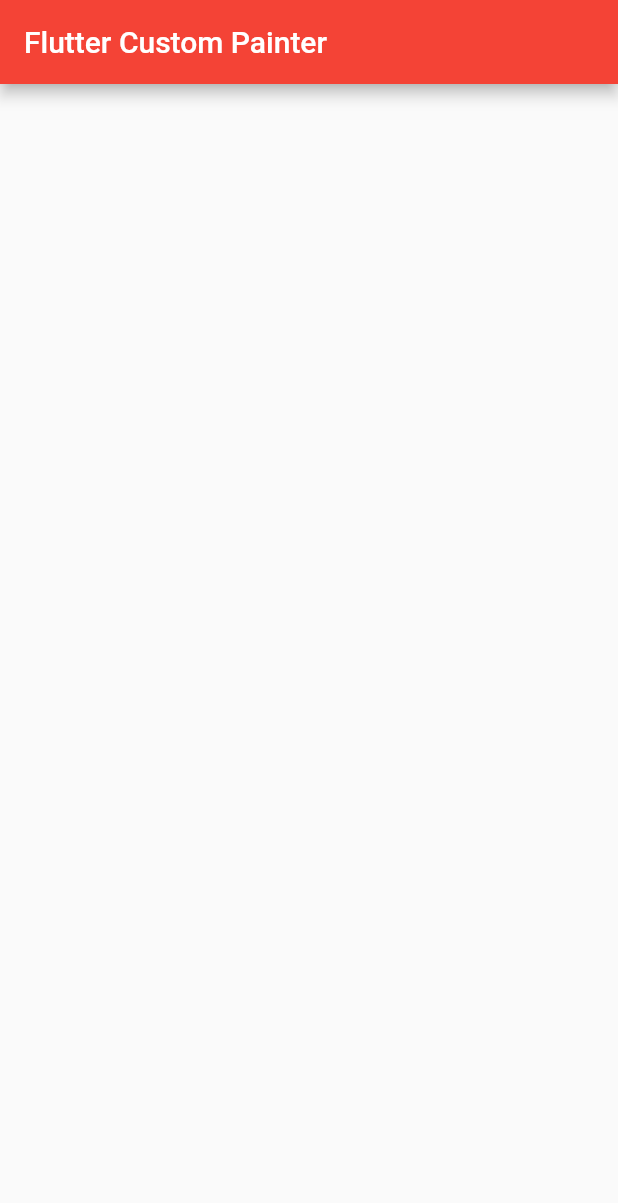
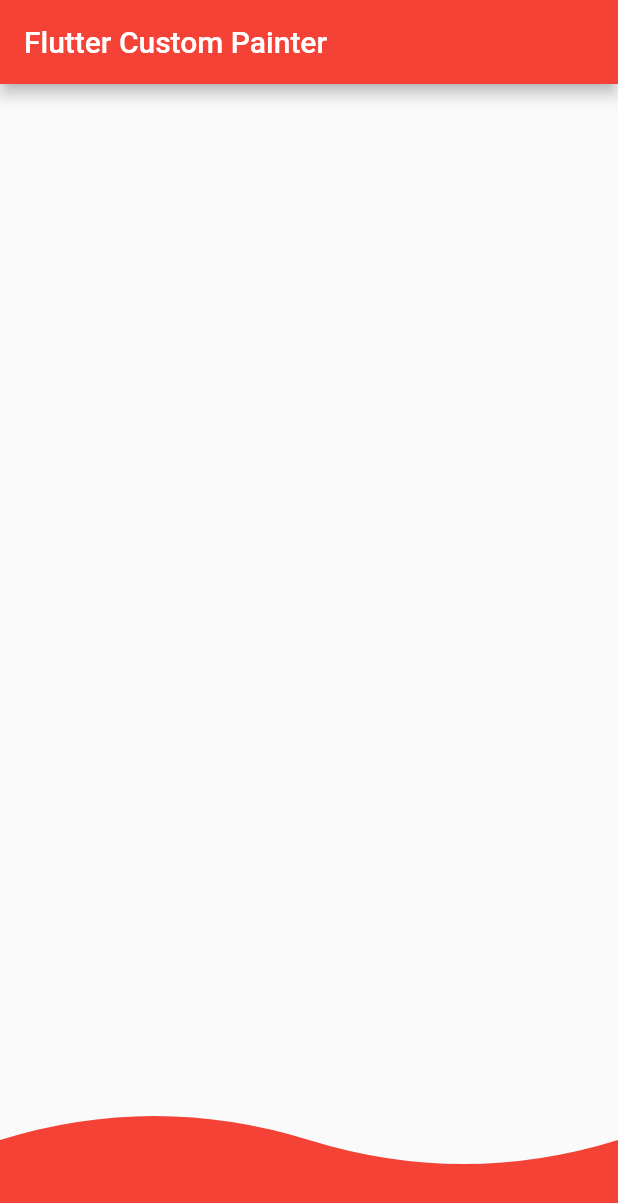
Before and after one commit to nirmal-mazhuvanpilly/flutter_custom_paint, a Flutter app: the screen it shows after launch, on a phone screen of 412 x 824 dp. Shown: the top 1203 px of the screen. Run offline on Flutter 3.47's test engine with Material 2 defaults, Android fonts, the phone set to English and light mode, and no system bars.

Commit message:
Customshape

```diff
--- /dev/null
+++ b/lib/custom_shape.dart
@@ -0,0 +1,38 @@
+import 'package:flutter/material.dart';
+
+class CustomShape extends StatelessWidget {
+  const CustomShape({Key? key}) : super(key: key);
+
+  @override
+  Widget build(BuildContext context) {
+    return CustomPaint(
+      painter: CurvePainter(Colors.red),
+    );
+  }
+}
+
+class CurvePainter extends CustomPainter {
+  Color brushColor;
+  CurvePainter(this.brushColor);
+  @override
+  void paint(Canvas canvas, Size size) {
+    Paint paint = Paint();
+    paint.color = brushColor;
+    paint.style = PaintingStyle.fill;
+
+    Path path = Path();
+    path.moveTo(0, size.height * 0.9167);
+    path.quadraticBezierTo(size.width * 0.25, size.height * 0.875,
+        size.width * 0.50, size.height * 0.9167);
+    path.quadraticBezierTo(size.width * 0.75, size.height * 0.9584,
+        size.width * 1.0, size.height * 0.9167);
+    path.lineTo(size.width, size.height);
+    path.lineTo(0, size.height);
+    canvas.drawPath(path, paint);
+  }
+
+  @override
+  bool shouldRepaint(covariant CustomPainter oldDelegate) {
+    return true;
+  }
+}
--- a/lib/main.dart
+++ b/lib/main.dart
@@ -1,4 +1,5 @@
 import 'package:flutter/material.dart';
+import 'package:flutter_custom_painter/custom_shape.dart';
 
 void main() {
   runApp(const MyApp());
@@ -9,12 +10,11 @@
   @override
   Widget build(BuildContext context) {
     return MaterialApp(
-      debugShowCheckedModeBanner: false,
-      theme: ThemeData(
-        primarySwatch: Colors.red,
-      ),
-      home: const MyHomePage(title: 'Flutter Custom Painter'),
-    );
+        debugShowCheckedModeBanner: false,
+        theme: ThemeData(
+          primarySwatch: Colors.red,
+        ),
+        home: const MyHomePage(title: "Flutter Custom Painter"));
   }
 }
 
@@ -34,7 +34,11 @@
       appBar: AppBar(
         title: Text(widget.title),
       ),
-      body: Center(child: Container()),
+      body: const Center(
+          child: SizedBox(
+              height: double.infinity,
+              width: double.infinity,
+              child: CustomShape())),
     );
   }
 }
```
